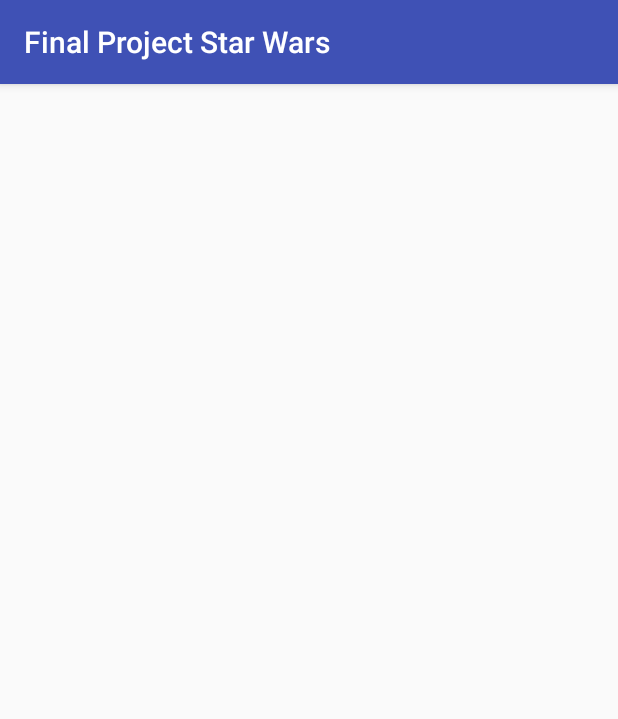
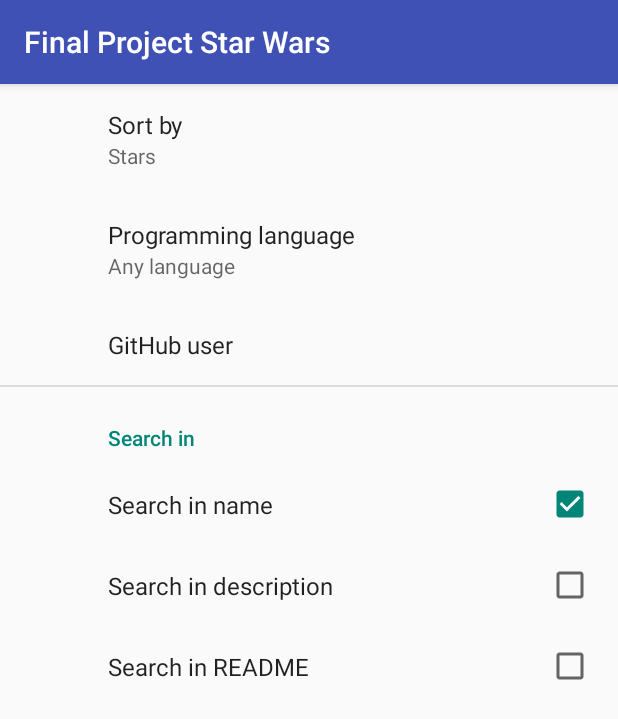
Before and after one commit to OSU-CS496-Sp2017/final-project-starwars-app, an Android app: the fragment SettingsFragment shown on its own in the app's theme, on a phone screen of 412 x 824 dp. Shown: the top 719 px of the screen. Run offline under Robolectric (Android 15) with nearby library versions, the phone set to English and light mode, and no system bars; our stand-ins replace androidx.preference.

Commit message:
So close now.....
Both things can be clicked, just need to update prefs to match our
project

```diff
--- a/FinalProjectStarWars/app/src/main/java/com/example/cs496finalproject/finalprojectstarwars/SettingsActivity.java
+++ b/FinalProjectStarWars/app/src/main/java/com/example/cs496finalproject/finalprojectstarwars/SettingsActivity.java
@@ -11,5 +11,4 @@ public class SettingsActivity extends AppCompatActivity{
         super.onCreate(savedInstanceState);
         setContentView(R.layout.activity_settings);
     }
-
 }
--- a/FinalProjectStarWars/app/src/main/java/com/example/cs496finalproject/finalprojectstarwars/SettingsFragment.java
+++ b/FinalProjectStarWars/app/src/main/java/com/example/cs496finalproject/finalprojectstarwars/SettingsFragment.java
@@ -1,17 +1,44 @@
 package com.example.cs496finalproject.finalprojectstarwars;
 
-import android.app.Fragment;
 import android.content.SharedPreferences;
+import android.os.Bundle;
+import android.preference.PreferenceFragment;
+import android.support.v7.preference.EditTextPreference;
+import android.support.v7.preference.PreferenceFragmentCompat;
+import android.widget.EditText;
 
 /**
- * Created by Godtop on 6/6/2017.
+ * Created by Godtop on 6/3/2017.
  */
 
-public class SettingsFragment extends Fragment implements SharedPreferences.OnSharedPreferenceChangeListener{
+public class SettingsFragment extends PreferenceFragmentCompat implements SharedPreferences.OnSharedPreferenceChangeListener{
+
+    @Override
+    public void onCreatePreferences(Bundle savedInstanceState, String rootKey){
+        addPreferencesFromResource(R.xml.prefs);
+        EditTextPreference userPref = (EditTextPreference)findPreference(getString(R.string.pref_user_key));
+        userPref.setSummary(userPref.getText());
+    }
+
+    @Override
+    public void onSharedPreferenceChanged(SharedPreferences sharedPreferences, String key){
+        if (key.equals(getString(R.string.pref_user_key))){
+            EditTextPreference userPref = (EditTextPreference)findPreference(key);
+            userPref.setSummary(userPref.getText());
+        }
+    }
+
+    @Override
+    public void onResume(){
+        super.onResume();
+        getPreferenceScreen().getSharedPreferences().registerOnSharedPreferenceChangeListener(this);
+    }
+
+    @Override
+    public void onPause(){
+        super.onPause();
+        getPreferenceScreen().getSharedPreferences().unregisterOnSharedPreferenceChangeListener(this);
+    }
 
 
-    @Override
-    public void onSharedPreferenceChanged(SharedPreferences sharedPreferences, String key) {
-
-    }
 }
--- /dev/null
+++ b/FinalProjectStarWars/app/src/main/res/values/arrays.xml
@@ -0,0 +1,38 @@
+<?xml version="1.0" encoding="utf-8"?>
+<resources>
+    <string-array name="pref_sort_entries">
+        <item>@string/pref_sort_match</item>
+        <item>@string/pref_sort_stars</item>
+        <item>@string/pref_sort_forks</item>
+        <item>@string/pref_sort_updated</item>
+    </string-array>
+
+    <string-array name="pref_sort_values">
+        <item>@string/pref_sort_match_value</item>
+        <item>@string/pref_sort_stars_value</item>
+        <item>@string/pref_sort_forks_value</item>
+        <item>@string/pref_sort_updated_value</item>
+    </string-array>
+
+    <string-array name="pref_language_entries">
+        <item>@string/pref_language_any</item>
+        <item>@string/pref_language_c</item>
+        <item>@string/pref_language_cpp</item>
+        <item>@string/pref_language_java</item>
+        <item>@string/pref_language_javascript</item>
+        <item>@string/pref_language_python</item>
+        <item>@string/pref_language_ruby</item>
+        <item>@string/pref_language_swift</item>
+    </string-array>
+
+    <string-array name="pref_language_values">
+        <item>@string/pref_language_any_value</item>
+        <item>@string/pref_language_c_value</item>
+        <item>@string/pref_language_cpp_value</item>
+        <item>@string/pref_language_java_value</item>
+        <item>@string/pref_language_javascript_value</item>
+        <item>@string/pref_language_python_value</item>
+        <item>@string/pref_language_ruby_value</item>
+        <item>@string/pref_language_swift_value</item>
+    </string-array>
+</resources>
--- a/FinalProjectStarWars/app/src/main/res/values/styles.xml
+++ b/FinalProjectStarWars/app/src/main/res/values/styles.xml
@@ -5,7 +5,11 @@
         <!-- Customize your theme here. -->
         <item name="colorPrimary">@color/colorPrimary</item>
         <item name="colorPrimaryDark">@color/colorPrimaryDark</item>
-        <item name="colorAccent">@color/colorAccent</item>
+
+
+        <item name="preferenceTheme">
+            @style/PreferenceThemeOverlay.v14.Material
+        </item>
     </style>
 
 </resources>
--- /dev/null
+++ b/FinalProjectStarWars/app/src/main/res/xml/prefs.xml
@@ -0,0 +1,44 @@
+<?xml version="1.0" encoding="utf-8"?>
+<PreferenceScreen
+    xmlns:android="http://schemas.android.com/apk/res/android"
+    xmlns:app="http://schemas.android.com/apk/res-auto">
+
+    <ListPreference
+        android:key="@string/pref_sort_key"
+        android:title="@string/pref_sort_title"
+        android:dialogTitle="@string/pref_sort_title"
+        android:summary="%s"
+        android:entries="@array/pref_sort_entries"
+        android:entryValues="@array/pref_sort_values"
+        android:defaultValue="@string/pref_sort_default" />
+
+    <ListPreference
+        android:key="@string/pref_language_key"
+        android:title="@string/pref_language_title"
+        android:dialogTitle="@string/pref_language_title"
+        app:summary="%s"
+        android:entries="@array/pref_language_entries"
+        android:entryValues="@array/pref_language_values"
+        android:defaultValue="@string/pref_language_default"/>
+
+    <EditTextPreference
+        android:key="@string/pref_user_key"
+        android:title="@string/pref_user_title"
+        android:dialogTitle="@string/pref_user_title" />
+
+    <PreferenceCategory android:title="@string/pref_in_title">
+        <CheckBoxPreference
+            android:key="@string/pref_in_name_key"
+            android:title="@string/pref_in_name_title"
+            android:defaultValue="@bool/pref_in_name_default" />
+        <CheckBoxPreference
+            android:key="@string/pref_in_description_key"
+            android:title="@string/pref_in_description_title"
+            android:defaultValue="@bool/pref_in_description_default" />
+        <CheckBoxPreference
+            android:key="@string/pref_in_readme_key"
+            android:title="@string/pref_in_readme_title"
+            android:defaultValue="@bool/pref_in_readme_default" />
+    </PreferenceCategory>
+
+</PreferenceScreen>
```
Also changed, not shown: FinalProjectStarWars/app/src/main/AndroidManifest.xml (+13 -1 lines), FinalProjectStarWars/app/src/main/java/com/example/cs496finalproject/finalprojectstarwars/CompareSearch.java (added, +30 -0 lines), FinalProjectStarWars/app/src/main/java/com/example/cs496finalproject/finalprojectstarwars/MainActivity.java (+30 -0 lines), FinalProjectStarWars/app/src/main/java/com/example/cs496finalproject/finalprojectstarwars/StarWarsAdapter.java (+9 -0 lines), FinalProjectStarWars/app/src/main/res/layout/activity_compare_results.xml (added, +13 -0 lines).
